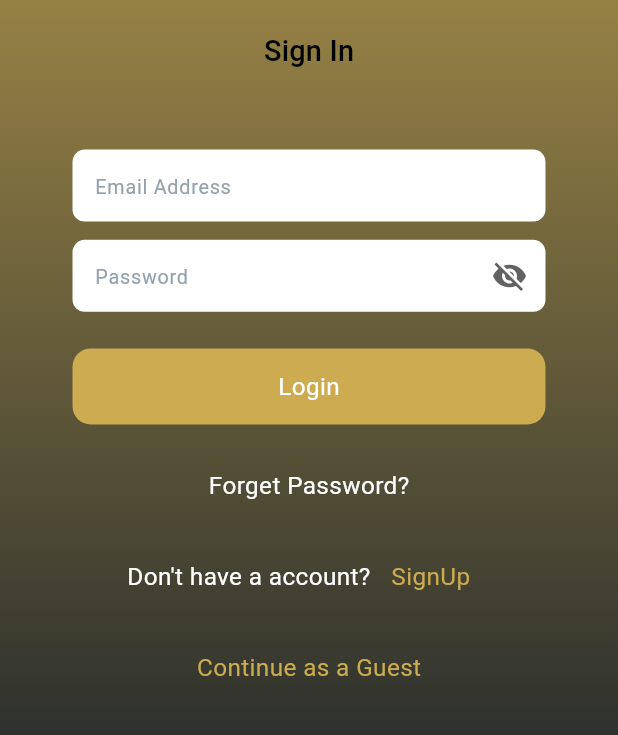
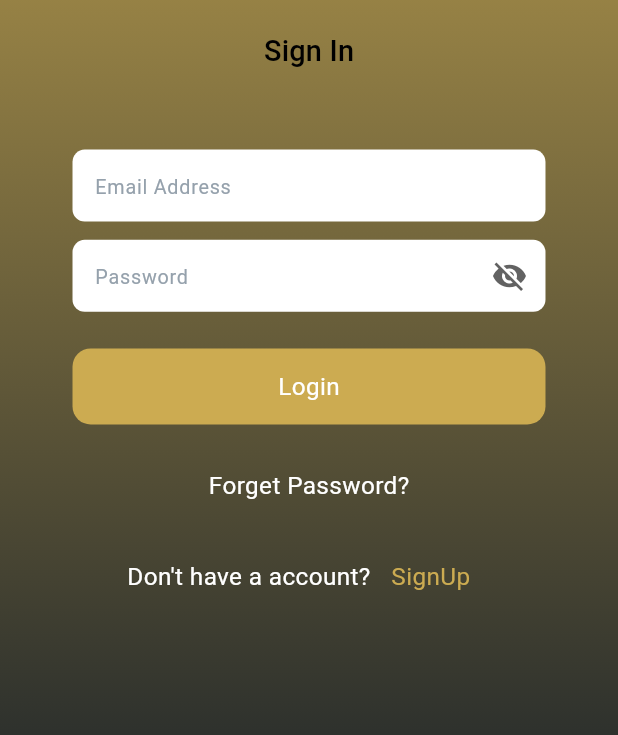
Before and after one commit to Mian-Rehman/luxe_desire, a Flutter app: the AuthpageView screen opened by its route, on a phone screen of 412 x 824 dp, the part 381-1116 px from its top. Run offline on Flutter 3.47's test engine with Material 2 defaults, Android fonts, the phone set to English and light mode, and no system bars; drawn by our look-alikes of flutter_bounce; our stand-ins replace audioplayers, chewie, cloud_firestore, firebase_auth, firebase_core, firebase_storage and 12 more; missing offline and left inert: flutter_stripe, mailer; accounts and stored records are empty; Roboto replaces fonts that are missing (Readex Pro).

```diff
--- a/lib/app/modules/authpage/views/tabs/login_tab.dart
+++ b/lib/app/modules/authpage/views/tabs/login_tab.dart
@@ -155,7 +155,6 @@ class LoginTab extends StatelessWidget {
                 title: 'SignUp',
                 textColor: DarkThemeColor.primary,
                 onTap: () async {
-                  // Get.toNamed(Routes.REGISTERPAGE);
                   Get.to(() => const SignUpTab());
                 },
                 width: 73.w,
@@ -163,18 +162,6 @@ class LoginTab extends StatelessWidget {
               ),
             ],
           ),
-          SizedBox(
-            height: 20.h,
-          ),
-          SubmitButton(
-            title: 'Continue as a Guest',
-            onTap: () {
-              Get.offAllNamed(Routes.BottomNAV);
-            },
-            width: size.width.w,
-            height: 40.h,
-            textColor: DarkThemeColor.primary,
-          ),
         ],
       ),
     );
--- a/lib/app/modules/jointeam/controllers/jointeam_controller.dart
+++ b/lib/app/modules/jointeam/controllers/jointeam_controller.dart
@@ -18,6 +18,7 @@ class JoinTeamController extends GetxController {
   final instaController = TextEditingController();
   final dobController = TextEditingController();
   final soundBandController = TextEditingController();
+    var selectedValue = 'DJ'.obs;
   List attendance = [
     'DJ',
     'Entertainer',
@@ -25,7 +26,6 @@ class JoinTeamController extends GetxController {
     'Model',
   ];
   List<dynamic> usersList = [];
-  var selectedValue = 'DJ'.obs;
   var loading = false.obs;
 // Upload Product Data to Firestore
   uploadDataToDB() async {
```
Also changed, not shown: 5 other files.
